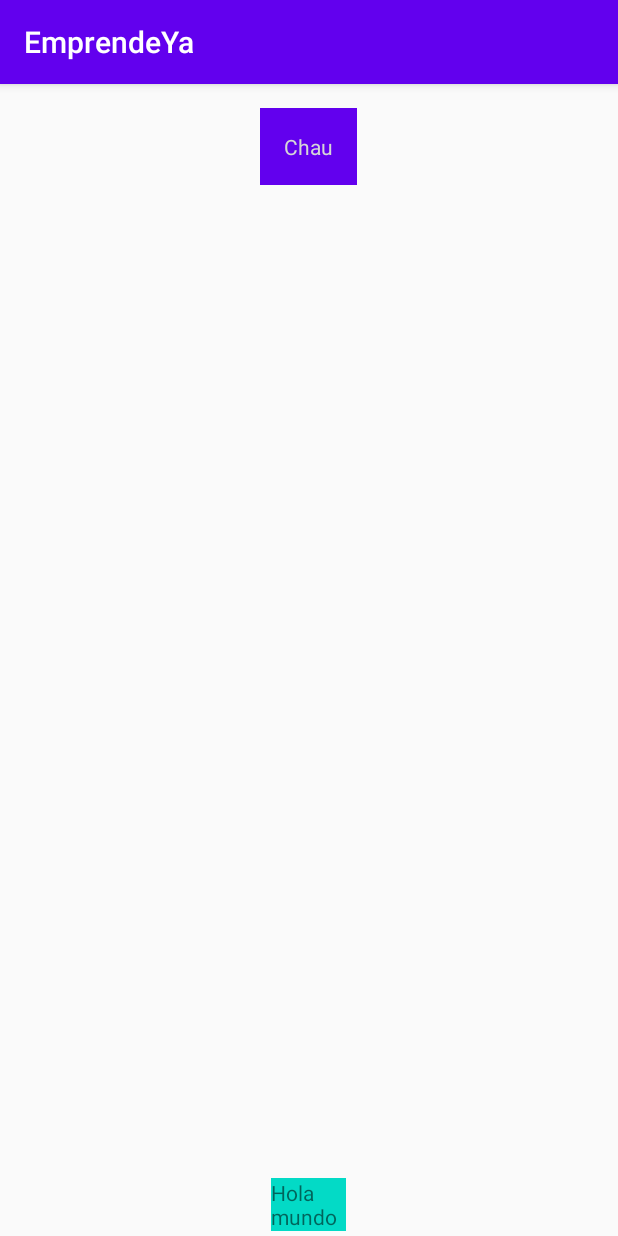
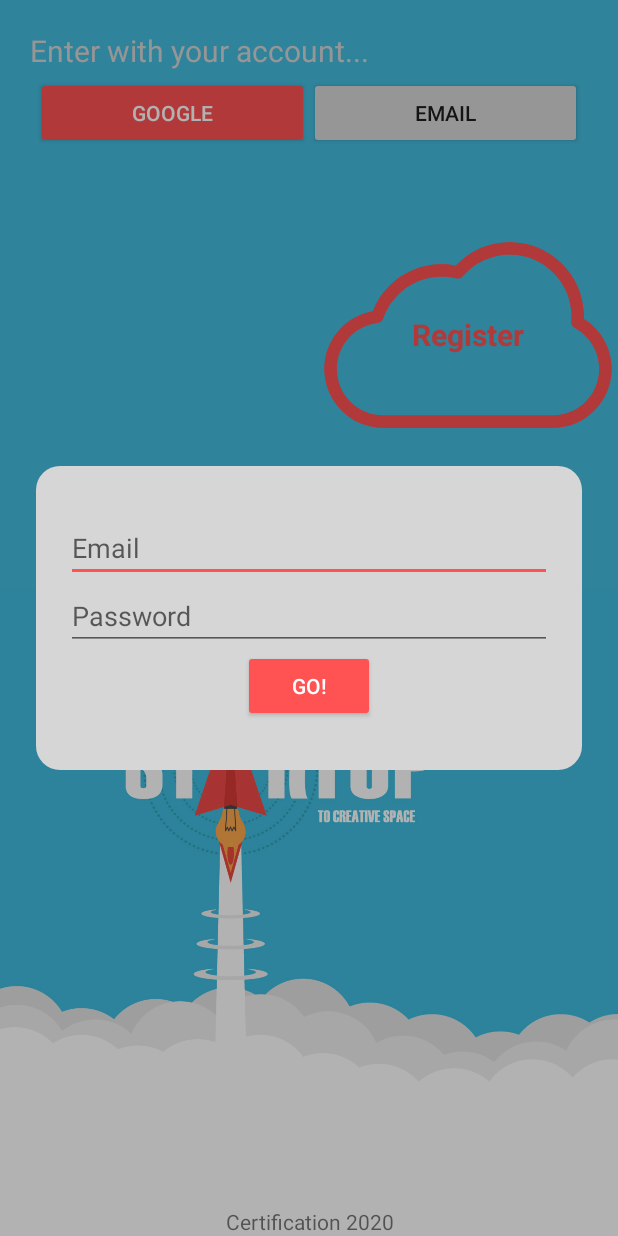
Before and after one commit to andres-vasquez-coderoad-com/android-cert-upb-2020, an Android app: the screen it shows after launch (LoginActivity), on a phone screen of 412 x 824 dp. Run offline under Robolectric (Android 15) with nearby library versions, the phone set to English and light mode, and no system bars.

Commit message:
UI> Login screen.

```diff
--- a/app/src/main/java/bo/com/emprendeya/ui/activities/LoginActivity.java
+++ b/app/src/main/java/bo/com/emprendeya/ui/activities/LoginActivity.java
@@ -22,8 +22,10 @@ public class LoginActivity extends AppCompatActivity {
     protected void onCreate(Bundle savedInstanceState) {
         super.onCreate(savedInstanceState);
         Log.e(LOG, "onCreate");
+        setContentView(R.layout.activity_login);
 
-        setContentView(R.layout.activity_login);
+        //Ocultar el ActionBar
+        getSupportActionBar().hide();
 
         User user = new User("andres.vasquez@email.com", "test123");
 
--- /dev/null
+++ b/app/src/main/res/drawable/ic_cloud.xml
@@ -0,0 +1,12 @@
+<vector xmlns:android="http://schemas.android.com/apk/res/android"
+    android:width="512dp"
+    android:height="512dp"
+    android:viewportWidth="512"
+    android:viewportHeight="512">
+  <path
+      android:pathData="m211.3,156.2c-45.3,0 -85.5,28.9 -100,71.8 -1.3,3.8 -4.7,6.6 -8.7,7 -40.3,4.4 -70.7,38.3 -70.7,78.9 0,43.8 35.6,79.4 79.4,79.4h289.4c43.8,0 79.4,-35.6 79.4,-79.4 0,-29.4 -16.2,-56.3 -42.2,-70.2 -3.7,-2 -5.9,-6 -5.5,-10.2 0.3,-3.1 0.5,-6.3 0.5,-9.5 0,-58.2 -47.4,-105.6 -105.6,-105.6 -31,0 -60.4,13.6 -80.5,37.4 -2.5,3 -6.6,4.3 -10.4,3.4 -8.6,-1.9 -17,-3 -25.1,-3zM400.7,414.3h-289.4c-55.3,0 -100.3,-45 -100.3,-100.3 0,-49.1 35.2,-90.4 82.8,-98.7 19,-48 65.4,-79.9 117.5,-79.9 7.8,0 15.7,0.8 23.8,2.4 23.9,-25.5 57.2,-40 92.2,-40 69.7,0 126.4,56.7 126.4,126.4 0,1.6 0,3.1 -0.1,4.7 29.4,18.2 47.4,50.2 47.4,85.1 0,55.3 -45,100.3 -100.3,100.3z"
+      android:fillColor="#231F20"/>
+  <path
+      android:pathData="m211.3,156.2c-45.3,0 -85.5,28.9 -100,71.8 -1.3,3.8 -4.7,6.6 -8.7,7 -40.3,4.4 -70.7,38.3 -70.7,78.9 0,43.8 35.6,79.4 79.4,79.4h289.4c43.8,0 79.4,-35.6 79.4,-79.4 0,-29.4 -16.2,-56.3 -42.2,-70.2 -3.7,-2 -5.9,-6 -5.5,-10.2 0.3,-3.1 0.5,-6.3 0.5,-9.5 0,-58.2 -47.4,-105.6 -105.6,-105.6 -31,0 -60.4,13.6 -80.5,37.4 -2.5,3 -6.6,4.3 -10.4,3.4 -8.6,-1.9 -17,-3 -25.1,-3zM400.7,414.3h-289.4c-55.3,0 -100.3,-45 -100.3,-100.3 0,-49.1 35.2,-90.4 82.8,-98.7 19,-48 65.4,-79.9 117.5,-79.9 7.8,0 15.7,0.8 23.8,2.4 23.9,-25.5 57.2,-40 92.2,-40 69.7,0 126.4,56.7 126.4,126.4 0,1.6 0,3.1 -0.1,4.7 29.4,18.2 47.4,50.2 47.4,85.1 0,55.3 -45,100.3 -100.3,100.3z"
+      android:fillColor="#231F20"/>
+</vector>
--- /dev/null
+++ b/app/src/main/res/drawable/ic_cloud_red.xml
@@ -0,0 +1,12 @@
+<vector xmlns:android="http://schemas.android.com/apk/res/android"
+    android:width="512dp"
+    android:height="512dp"
+    android:viewportWidth="512"
+    android:viewportHeight="512">
+    <path
+        android:fillColor="#FF5252"
+        android:pathData="m211.3,156.2c-45.3,0 -85.5,28.9 -100,71.8 -1.3,3.8 -4.7,6.6 -8.7,7 -40.3,4.4 -70.7,38.3 -70.7,78.9 0,43.8 35.6,79.4 79.4,79.4h289.4c43.8,0 79.4,-35.6 79.4,-79.4 0,-29.4 -16.2,-56.3 -42.2,-70.2 -3.7,-2 -5.9,-6 -5.5,-10.2 0.3,-3.1 0.5,-6.3 0.5,-9.5 0,-58.2 -47.4,-105.6 -105.6,-105.6 -31,0 -60.4,13.6 -80.5,37.4 -2.5,3 -6.6,4.3 -10.4,3.4 -8.6,-1.9 -17,-3 -25.1,-3zM400.7,414.3h-289.4c-55.3,0 -100.3,-45 -100.3,-100.3 0,-49.1 35.2,-90.4 82.8,-98.7 19,-48 65.4,-79.9 117.5,-79.9 7.8,0 15.7,0.8 23.8,2.4 23.9,-25.5 57.2,-40 92.2,-40 69.7,0 126.4,56.7 126.4,126.4 0,1.6 0,3.1 -0.1,4.7 29.4,18.2 47.4,50.2 47.4,85.1 0,55.3 -45,100.3 -100.3,100.3z" />
+    <path
+        android:fillColor="#FF5252"
+        android:pathData="m211.3,156.2c-45.3,0 -85.5,28.9 -100,71.8 -1.3,3.8 -4.7,6.6 -8.7,7 -40.3,4.4 -70.7,38.3 -70.7,78.9 0,43.8 35.6,79.4 79.4,79.4h289.4c43.8,0 79.4,-35.6 79.4,-79.4 0,-29.4 -16.2,-56.3 -42.2,-70.2 -3.7,-2 -5.9,-6 -5.5,-10.2 0.3,-3.1 0.5,-6.3 0.5,-9.5 0,-58.2 -47.4,-105.6 -105.6,-105.6 -31,0 -60.4,13.6 -80.5,37.4 -2.5,3 -6.6,4.3 -10.4,3.4 -8.6,-1.9 -17,-3 -25.1,-3zM400.7,414.3h-289.4c-55.3,0 -100.3,-45 -100.3,-100.3 0,-49.1 35.2,-90.4 82.8,-98.7 19,-48 65.4,-79.9 117.5,-79.9 7.8,0 15.7,0.8 23.8,2.4 23.9,-25.5 57.2,-40 92.2,-40 69.7,0 126.4,56.7 126.4,126.4 0,1.6 0,3.1 -0.1,4.7 29.4,18.2 47.4,50.2 47.4,85.1 0,55.3 -45,100.3 -100.3,100.3z" />
+</vector>
--- /dev/null
+++ b/app/src/main/res/drawable/style_form_login.xml
@@ -0,0 +1,15 @@
+<?xml version="1.0" encoding="utf-8"?>
+<shape xmlns:android="http://schemas.android.com/apk/res/android"
+    android:shape="rectangle">
+
+    <solid android:color="@color/white" />
+
+    <padding
+        android:bottom="@dimen/space_xxl"
+        android:left="@dimen/space_lg"
+        android:right="@dimen/space_lg"
+        android:top="@dimen/space_xxl" />
+
+    <corners android:radius="@dimen/space_md" />
+
+</shape>
--- a/app/src/main/res/layout/activity_login.xml
+++ b/app/src/main/res/layout/activity_login.xml
@@ -2,45 +2,117 @@
 <RelativeLayout xmlns:android="http://schemas.android.com/apk/res/android"
     xmlns:app="http://schemas.android.com/apk/res-auto"
     xmlns:tools="http://schemas.android.com/tools"
+    android:id="@+id/parentRelativeLayout"
     android:layout_width="match_parent"
     android:layout_height="match_parent"
+    android:background="@color/colorPrimary"
     tools:context=".ui.activities.LoginActivity">
 
     <TextView
-        android:id="@+id/cajaA"
-        android:layout_width="50dp"
+        android:id="@+id/signatureTextView"
+        android:layout_width="match_parent"
         android:layout_height="wrap_content"
         android:layout_alignParentBottom="true"
-        android:layout_centerHorizontal="true"
-        android:layout_marginBottom="3dp"
-        android:background="@color/design_default_color_secondary"
-        android:text="Hola mundo" />
+        android:background="@android:color/white"
+        android:gravity="center"
+        android:text="@string/signature" />
 
-    <TextView
-        android:id="@+id/cajaB"
-        android:layout_width="wrap_content"
+    <ImageView
+        android:id="@+id/backgroundImageVIew"
+        android:layout_width="match_parent"
+        android:layout_height="wrap_content"
+        android:layout_above="@id/signatureTextView"
+        android:adjustViewBounds="true"
+        app:srcCompat="@drawable/fondo" />
+
+    <LinearLayout
+        android:id="@+id/loginLinearLayout"
+        android:layout_width="match_parent"
         android:layout_height="wrap_content"
         android:layout_alignParentTop="true"
-        android:layout_centerHorizontal="true"
-        android:layout_marginTop="16dp"
-        android:background="@color/colorPrimary"
-        android:padding="16dp"
-        android:text="Chau"
-        android:textColor="@color/white" />
+        android:layout_margin="@dimen/space_lg"
+        android:orientation="vertical">
 
-    <LinearLayout
-        android:layout_width="wrap_content"
-        android:layout_height="match_parent"
-        android:layout_below="@id/cajaB"
-        android:layout_above="@id/cajaA"
-        android:background="@color/design_default_color_error">
+        <TextView
+            android:id="@+id/loginTextView"
+            android:layout_width="match_parent"
+            android:layout_height="wrap_content"
+            android:text="@string/login"
+            android:textColor="@color/white"
+            android:textSize="@dimen/text_lg" />
 
-        <ImageView
-            android:id="@+id/imageView2"
-            android:layout_width="wrap_content"
+        <LinearLayout
+            android:id="@+id/loginButtonsLinearLayout"
+            android:layout_width="match_parent"
             android:layout_height="wrap_content"
-            android:layout_weight="1"
-            tools:srcCompat="@tools:sample/backgrounds/scenic" />
+            android:orientation="horizontal"
+            android:padding="@dimen/space_xs">
+
+            <Button
+                android:id="@+id/googleButton"
+                style="@style/Widget.AppCompat.Button.Colored"
+                android:layout_width="0dp"
+                android:layout_height="wrap_content"
+                android:layout_weight="50"
+                android:text="@string/google" />
+
+            <Button
+                android:id="@+id/emailButton"
+                android:layout_width="0dp"
+                android:layout_height="wrap_content"
+                android:layout_weight="50"
+                android:text="@string/email" />
+        </LinearLayout>
     </LinearLayout>
 
+    <FrameLayout
+        android:id="@+id/registerFrameLayout"
+        android:layout_width="200dp"
+        android:layout_height="200dp"
+        android:layout_below="@id/loginLinearLayout"
+        android:layout_alignParentEnd="true">
+
+        <include layout="@layout/register_button" />
+    </FrameLayout>
+
+
+    <FrameLayout
+        android:id="@+id/popupLoginFrameLayout"
+        android:layout_width="match_parent"
+        android:layout_height="match_parent"
+        android:background="@color/semi_transparent"
+        android:padding="@dimen/space_xl"
+        android:visibility="visible">
+
+        <LinearLayout
+            android:layout_width="match_parent"
+            android:layout_height="wrap_content"
+            android:layout_gravity="center"
+            android:background="@drawable/style_form_login"
+            android:orientation="vertical">
+
+            <EditText
+                android:id="@+id/emailEditText"
+                android:layout_width="match_parent"
+                android:layout_height="wrap_content"
+                android:hint="@string/email"
+                android:inputType="textEmailAddress" />
+
+            <EditText
+                android:id="@+id/passwordEditText"
+                android:layout_width="match_parent"
+                android:layout_height="wrap_content"
+                android:hint="@string/password"
+                android:inputType="textPassword" />
+
+            <Button
+                android:id="@+id/loginButton"
+                style="@style/Widget.AppCompat.Button.Colored"
+                android:layout_width="wrap_content"
+                android:layout_height="wrap_content"
+                android:layout_gravity="center"
+                android:text="@string/go" />
+
+        </LinearLayout>
+    </FrameLayout>
 </RelativeLayout>
--- /dev/null
+++ b/app/src/main/res/layout/register_button.xml
@@ -0,0 +1,16 @@
+<?xml version="1.0" encoding="utf-8"?>
+<FrameLayout xmlns:android="http://schemas.android.com/apk/res/android"
+    android:layout_width="match_parent"
+    android:layout_height="match_parent"
+    android:background="@drawable/ic_cloud_red">
+
+    <TextView
+        android:layout_width="match_parent"
+        android:layout_height="match_parent"
+        android:gravity="center"
+        android:text="@string/register"
+        android:textColor="@color/colorAccent"
+        android:textSize="@dimen/text_lg"
+        android:textStyle="bold" />
+
+</FrameLayout>
--- a/app/src/main/res/values/colors.xml
+++ b/app/src/main/res/values/colors.xml
@@ -1,6 +1,8 @@
 <?xml version="1.0" encoding="utf-8"?>
 <resources>
-    <color name="colorPrimary">#6200EE</color>
-    <color name="colorPrimaryDark">#3700B3</color>
-    <color name="colorAccent">#03DAC5</color>
+    <color name="colorPrimary">#43BBDD</color>
+    <color name="colorPrimaryDark">#40aec9</color>
+    <color name="colorAccent">#FF5252</color>
+
+    <color name="semi_transparent">#4D000000</color>
 </resources>
--- /dev/null
+++ b/app/src/main/res/values/dimens.xml
@@ -0,0 +1,16 @@
+<?xml version="1.0" encoding="utf-8"?>
+<resources>
+    <!-- Margin, Padding -->
+    <dimen name="space_xxl">32dp</dimen>
+    <dimen name="space_xl">24dp</dimen>
+    <dimen name="space_lg">20dp</dimen>
+    <dimen name="space_md">16dp</dimen>
+    <dimen name="space_sm">8dp</dimen>
+    <dimen name="space_xs">4dp</dimen>
+    <dimen name="space_xxs">2dp</dimen>
+
+    <!-- Text -->
+    <dimen name="text_lg">20sp</dimen>
+    <dimen name="text_md">16sp</dimen>
+    <dimen name="text_sm">12dp</dimen>
+</resources>
--- a/app/src/main/res/values/strings.xml
+++ b/app/src/main/res/values/strings.xml
@@ -1,3 +1,13 @@
 <resources>
     <string name="app_name">EmprendeYa</string>
+    <string name="signature">Certification 2020</string>
+
+    <!-- Login screen -->
+    <string name="login">Enter with your account...</string>
+    <string name="google">Google</string>
+    <string name="email">Email</string>
+    <string name="password">Password</string>
+    <string name="or">or</string>
+    <string name="register">Register</string>
+    <string name="go">Go!</string>
 </resources>
```
Also changed, not shown: app/src/main/res/drawable/fondo.jpg (added), 2 other files.
